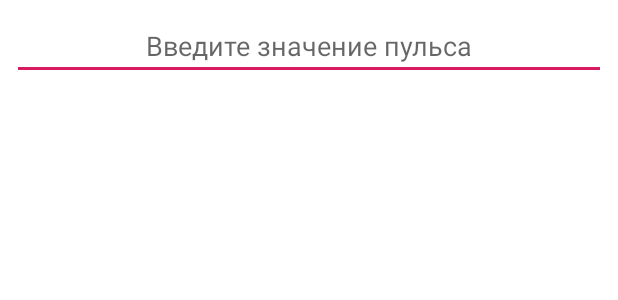
After one commit to jonlik2/MorningHeartRate, an Android app: the layout dialog_layout.xml on its own in the app's theme, with its tools: preview values and no code run, on a phone screen of 412 x 824 dp. The commit adds this screen. Shown: the top 300 px of the screen. Run offline under Robolectric (Android 15) with nearby library versions, the light colour scheme and no system bars.

Commit message:
Impl. EditText in AlertDialog

```diff
--- a/app/build.gradle
+++ b/app/build.gradle
@@ -69,4 +69,7 @@ dependencies {
 
     // Graph
     implementation 'com.github.swapnil1104:CurveGraphView:1.1.3'
+
+    // Timber
+    implementation 'com.jakewharton.timber:timber:4.7.1'
 }
--- a/app/src/main/java/com/jonliapps/morningheartratemonitor/App.kt
+++ b/app/src/main/java/com/jonliapps/morningheartratemonitor/App.kt
@@ -4,6 +4,7 @@ import android.app.Application
 import com.jonliapps.morningheartratemonitor.di.appModules
 import org.koin.android.ext.koin.androidContext
 import org.koin.core.context.startKoin
+import timber.log.Timber
 
 class App : Application() {
 
@@ -14,6 +15,8 @@ class App : Application() {
             androidContext(this@App)
             modules(appModules)
         }
+
+        Timber.plant(Timber.DebugTree())
     }
 
 }
--- a/app/src/main/java/com/jonliapps/morningheartratemonitor/db/PulseDao.kt
+++ b/app/src/main/java/com/jonliapps/morningheartratemonitor/db/PulseDao.kt
@@ -20,7 +20,7 @@ abstract class PulseDao(private val database: PulseDatabase) {
     @Query("SELECT * FROM pulse_table WHERE id = :key")
     abstract suspend fun getPulse(key: Long): Pulse?
 
-    @Query("SELECT * FROM pulse_table ORDER BY datetime(date) ASC")
+    @Query("SELECT * FROM pulse_table ORDER BY datetime(date) DESC")
     abstract suspend fun getAllPulse(): List<Pulse>
 
 }
--- /dev/null
+++ b/app/src/main/res/layout/dialog_layout.xml
@@ -0,0 +1,22 @@
+<?xml version="1.0" encoding="utf-8"?>
+<androidx.constraintlayout.widget.ConstraintLayout xmlns:android="http://schemas.android.com/apk/res/android"
+    xmlns:app="http://schemas.android.com/apk/res-auto"
+    xmlns:tools="http://schemas.android.com/tools"
+    android:layout_width="match_parent"
+    android:layout_height="50dp">
+
+    <EditText
+        android:id="@+id/et_pulse_value"
+        android:layout_width="0dp"
+        android:layout_height="wrap_content"
+        android:layout_marginStart="8dp"
+        android:layout_marginTop="8dp"
+        android:layout_marginEnd="8dp"
+        android:ems="10"
+        android:hint="Введите значение пульса"
+        android:inputType="number"
+        android:textAlignment="center"
+        app:layout_constraintEnd_toEndOf="parent"
+        app:layout_constraintStart_toStartOf="parent"
+        app:layout_constraintTop_toTopOf="parent" />
+</androidx.constraintlayout.widget.ConstraintLayout>
--- a/app/src/main/res/navigation/navigation_graph.xml
+++ b/app/src/main/res/navigation/navigation_graph.xml
@@ -12,7 +12,8 @@
         tools:layout="@layout/fragment_main">
         <action
             android:id="@+id/action_mainFragment_to_statisticsFragment"
-            app:destination="@id/statisticsFragment" />
+            app:destination="@id/statisticsFragment"
+            app:popUpTo="@id/mainFragment" />
     </fragment>
     <fragment
         android:id="@+id/statisticsFragment"
--- a/app/src/main/res/values/styles.xml
+++ b/app/src/main/res/values/styles.xml
@@ -21,4 +21,10 @@
 
     </style>
 
+    <style name="AlertTheme" parent="ThemeOverlay.MaterialComponents.Dialog.Alert">
+        <item name="android:textColor">@color/colorPrimaryDark</item>
+        <item name="android:textColorPrimary">@color/colorPrimary</item>
+        <item name="android:colorButtonNormal">@color/colorAccent</item>
+    </style>
+
 </resources>
--- a/build.gradle
+++ b/build.gradle
@@ -2,10 +2,10 @@
 
 buildscript {
     ext {
-        kotlin_version = '1.3.61'
+        kotlin_version = '1.3.70'
         kotlin_coroutines_version = '1.1.0'
         koin_version = '2.0.1'
-        room_version = '2.2.3'
+        room_version = '2.2.4'
         navigation_version = '2.2.1'
     }
     repositories {
@@ -14,7 +14,7 @@ buildscript {
 
     }
     dependencies {
-        classpath 'com.android.tools.build:gradle:3.5.3'
+        classpath 'com.android.tools.build:gradle:3.6.1'
         classpath "org.jetbrains.kotlin:kotlin-gradle-plugin:$kotlin_version"
         // NOTE: Do not place your application dependencies here; they belong
         // in the individual module build.gradle files
```
Also changed, not shown: app/src/main/java/com/jonliapps/morningheartratemonitor/MainFragment.kt (+12 -3 lines), gradle/wrapper/gradle-wrapper.properties.
